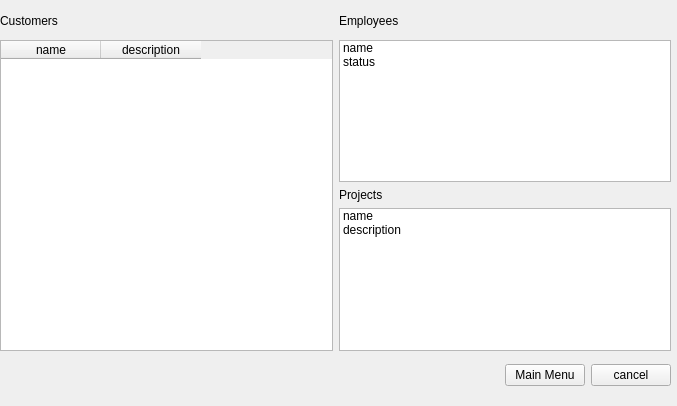
Before: the Qt Designer form examples/demo/crm/client/relationCustomerEmployee.ui in Wolframe/Wolframe, drawn with Qt 5.
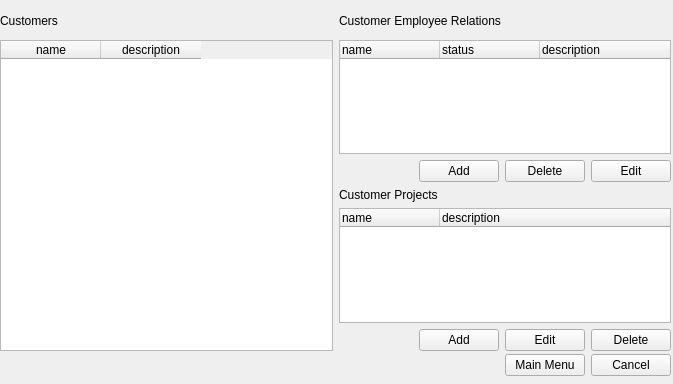
After: the same form once the commit is applied. Custom widgets are drawn as their Qt base class.

Commit message: working in crm customer relation form

Diff of the .ui file:
```diff
--- a/examples/demo/crm/client/relationCustomerEmployee.ui
+++ b/examples/demo/crm/client/relationCustomerEmployee.ui
@@ -6,8 +6,8 @@
    <rect>
     <x>0</x>
     <y>0</y>
-    <width>677</width>
-    <height>406</height>
+    <width>673</width>
+    <height>384</height>
    </rect>
   </property>
   <property name="windowTitle">
@@ -32,7 +32,7 @@
        <string>ListCustomerShort</string>
       </property>
       <property name="dataelement" stdset="0">
-       <string> </string>
+       <string/>
       </property>
       <property name="datasignal:onchange" stdset="0">
        <string>relation.employee</string>
@@ -59,42 +59,210 @@
      </widget>
     </item>
     <item>
-     <layout class="QVBoxLayout" name="verticalLayout_2">
+     <layout class="QVBoxLayout" name="relations">
       <item>
-       <widget class="QListWidget" name="employee">
-        <item>
+       <widget class="QTreeWidget" name="employee">
+        <property name="doctype" stdset="0">
+         <string>GetCustomerRelationCustomer</string>
+        </property>
+        <property name="rootelement" stdset="0">
+         <string>relation</string>
+        </property>
+        <property name="dataelement" stdset="0">
+         <string>@customerid</string>
+        </property>
+        <property name="customerid" stdset="0">
+         <string>{customer.selected}</string>
+        </property>
+        <property name="synonym:employeename" stdset="0">
+         <string>name</string>
+        </property>
+        <property name="synonym:employeestatus" stdset="0">
+         <string>status</string>
+        </property>
+        <property name="synonym:employeeid" stdset="0">
+         <string>id</string>
+        </property>
+        <column>
          <property name="text">
           <string>name</string>
          </property>
-        </item>
-        <item>
+        </column>
+        <column>
          <property name="text">
           <string>status</string>
          </property>
-        </item>
+        </column>
+        <column>
+         <property name="text">
+          <string>description</string>
+         </property>
+        </column>
        </widget>
       </item>
+      <item>
+       <layout class="QHBoxLayout" name="relationactions">
+        <property name="topMargin">
+         <number>0</number>
+        </property>
+        <item>
+         <spacer name="horizontalSpacer_2">
+          <property name="orientation">
+           <enum>Qt::Horizontal</enum>
+          </property>
+          <property name="sizeHint" stdset="0">
+           <size>
+            <width>40</width>
+            <height>20</height>
+           </size>
+          </property>
+         </spacer>
+        </item>
+        <item>
+         <widget class="QPushButton" name="addEmployeeRelation_3">
+          <property name="text">
+           <string>Add</string>
+          </property>
+          <property name="form" stdset="0">
+           <string>addEmployeeRelation?customerid={customer.selected}</string>
+          </property>
+         </widget>
+        </item>
+        <item>
+         <widget class="QPushButton" name="addEmployeeRelation_2">
+          <property name="text">
+           <string>Delete</string>
+          </property>
+          <property name="form" stdset="0">
+           <string>relationCustomerEmployee</string>
+          </property>
+          <property name="doctype" stdset="0">
+           <string>DeleteCustomerRelation</string>
+          </property>
+          <property name="rootelement" stdset="0">
+           <string>relation</string>
+          </property>
+          <property name="dataelement" stdset="0">
+           <string>@customerid,@employeeid</string>
+          </property>
+          <property name="customerid" stdset="0">
+           <string>{customer.selected}</string>
+          </property>
+          <property name="employeeid" stdset="0">
+           <string>{employee.selected}</string>
+          </property>
+         </widget>
+        </item>
+        <item>
+         <widget class="QPushButton" name="addEmployeeRelation_4">
+          <property name="text">
+           <string>Edit</string>
+          </property>
+          <property name="form" stdset="0">
+           <string>editRelationCustomerEmployee?customerid={customer.selected}&amp;employeeid={employee.selected}</string>
+          </property>
+         </widget>
+        </item>
+       </layout>
+      </item>
       <item>
        <widget class="QLabel" name="project_label">
         <property name="text">
-         <string>Projects</string>
+         <string>Customer Projects</string>
         </property>
        </widget>
       </item>
       <item>
-       <widget class="QListWidget" name="project">
-        <item>
+       <widget class="QTreeWidget" name="project">
+        <property name="doctype" stdset="0">
+         <string>ListProjectCustomer</string>
+        </property>
+        <property name="rootelement" stdset="0">
+         <string>project</string>
+        </property>
+        <property name="dataelement" stdset="0">
+         <string>@customerid</string>
+        </property>
+        <property name="customerid" stdset="0">
+         <string>{customer.selected}</string>
+        </property>
+        <column>
          <property name="text">
           <string>name</string>
          </property>
-        </item>
-        <item>
+        </column>
+        <column>
          <property name="text">
           <string>description</string>
          </property>
-        </item>
+        </column>
        </widget>
       </item>
+      <item>
+       <layout class="QHBoxLayout" name="horizontalLayout_2">
+        <property name="topMargin">
+         <number>0</number>
+        </property>
+        <item>
+         <spacer name="horizontalSpacer_3">
+          <property name="orientation">
+           <enum>Qt::Horizontal</enum>
+          </property>
+          <property name="sizeHint" stdset="0">
+           <size>
+            <width>40</width>
+            <height>20</height>
+           </size>
+          </property>
+         </spacer>
+        </item>
+        <item>
+         <widget class="QPushButton" name="addEmployeeRelation_5">
+          <property name="text">
+           <string>Add</string>
+          </property>
+          <property name="form" stdset="0">
+           <string>addCustomerrojectRelation?customerid={customer.selected}</string>
+          </property>
+         </widget>
+        </item>
+        <item>
+         <widget class="QPushButton" name="addEmployeeRelation_7">
+          <property name="text">
+           <string>Edit</string>
+          </property>
+          <property name="form" stdset="0">
+           <string>editRelationCustomerEmployee?customerid={customer.selected}&amp;employeeid={employee.selected}</string>
+          </property>
+         </widget>
+        </item>
+        <item>
+         <widget class="QPushButton" name="addEmployeeRelation_6">
+          <property name="text">
+           <string>Delete</string>
+          </property>
+          <property name="form" stdset="0">
+           <string>relationCustomerEmployee</string>
+          </property>
+          <property name="doctype" stdset="0">
+           <string>DeleteCustomerRelation</string>
+          </property>
+          <property name="rootelement" stdset="0">
+           <string>relation</string>
+          </property>
+          <property name="dataelement" stdset="0">
+           <string>@customerid,@employeeid</string>
+          </property>
+          <property name="customerid" stdset="0">
+           <string>{customer.selected}</string>
+          </property>
+          <property name="employeeid" stdset="0">
+           <string>{employee.selected}</string>
+          </property>
+         </widget>
+        </item>
+       </layout>
+      </item>
      </layout>
     </item>
    </layout>
@@ -105,7 +273,7 @@
      <x>0</x>
      <y>350</y>
      <width>671</width>
-     <height>51</height>
+     <height>31</height>
     </rect>
    </property>
    <layout class="QHBoxLayout" name="action">
@@ -133,12 +301,12 @@
      </widget>
     </item>
     <item>
-     <widget class="KPushButton" name="cancel_action">
+     <widget class="QPushButton" name="cancel_action">
       <property name="text">
-       <string>cancel</string>
+       <string>Cancel</string>
       </property>
       <property name="form" stdset="0">
-       <string>listCustomer?customer.selected={customer.selected}</string>
+       <string>_CLOSE_</string>
       </property>
      </widget>
     </item>
@@ -153,7 +321,7 @@
      <height>41</height>
     </rect>
    </property>
-   <layout class="QHBoxLayout" name="horizontalLayout_3">
+   <layout class="QHBoxLayout" name="toplabels">
     <item>
      <widget class="QLabel" name="customer_label">
       <property name="text">
@@ -164,24 +332,13 @@
     <item>
      <widget class="QLabel" name="employee_label">
       <property name="text">
-       <string>Employees</string>
+       <string>Customer Employee Relations</string>
       </property>
      </widget>
     </item>
    </layout>
   </widget>
-  <zorder>horizontalLayoutWidget</zorder>
-  <zorder>horizontalLayoutWidget_2</zorder>
-  <zorder>horizontalLayoutWidget_3</zorder>
-  <zorder>horizontalSpacer</zorder>
  </widget>
- <customwidgets>
-  <customwidget>
-   <class>KPushButton</class>
-   <extends>QPushButton</extends>
-   <header>kpushbutton.h</header>
-  </customwidget>
- </customwidgets>
  <resources/>
  <connections/>
 </ui>
```
The commit also changes 6 other files.
